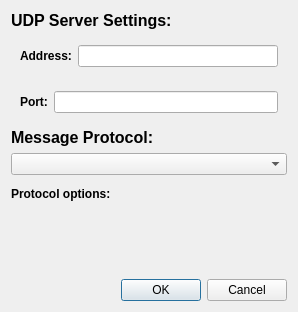
Qt form plotjuggler_plugins/DataStreamUDP/udp_server.ui (ros2-gbp/plotjuggler-release) before a commit.
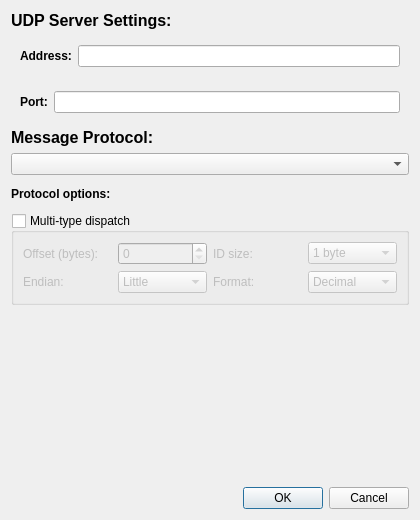
The same form after that commit. Custom widgets are drawn as their Qt base class.

Patch:
```diff
--- a/plotjuggler_plugins/DataStreamUDP/udp_server.ui
+++ b/plotjuggler_plugins/DataStreamUDP/udp_server.ui
@@ -6,10 +6,16 @@
    <rect>
     <x>0</x>
     <y>0</y>
-    <width>298</width>
-    <height>312</height>
+    <width>420</width>
+    <height>520</height>
    </rect>
   </property>
+  <property name="minimumSize">
+   <size>
+    <width>360</width>
+    <height>460</height>
+   </size>
+  </property>
   <property name="windowTitle">
    <string>UDP Server</string>
   </property>
@@ -119,6 +125,85 @@
      </layout>
     </widget>
    </item>
+   <item>
+    <widget class="QGroupBox" name="groupBoxDispatch">
+     <property name="title">
+      <string>Multi-type dispatch</string>
+     </property>
+     <property name="checkable">
+      <bool>true</bool>
+     </property>
+     <property name="checked">
+      <bool>false</bool>
+     </property>
+     <property name="toolTip">
+      <string>Strip a fixed-size type ID from the start of every datagram and pass it as topic name to the parser. Enables multi-type protobuf/JSON/etc. on a single UDP port when the publisher prepends a type identifier.</string>
+     </property>
+     <layout class="QGridLayout" name="gridLayoutDispatch">
+      <item row="0" column="0">
+       <widget class="QLabel" name="labelOffset">
+        <property name="text">
+         <string>Offset (bytes):</string>
+        </property>
+       </widget>
+      </item>
+      <item row="0" column="1">
+       <widget class="QSpinBox" name="spinBoxOffset">
+        <property name="minimum">
+         <number>0</number>
+        </property>
+        <property name="maximum">
+         <number>64</number>
+        </property>
+        <property name="value">
+         <number>0</number>
+        </property>
+       </widget>
+      </item>
+      <item row="0" column="2">
+       <widget class="QLabel" name="labelLength">
+        <property name="text">
+         <string>ID size:</string>
+        </property>
+       </widget>
+      </item>
+      <item row="0" column="3">
+       <widget class="QComboBox" name="comboBoxLength">
+        <item><property name="text"><string>1 byte</string></property></item>
+        <item><property name="text"><string>2 bytes</string></property></item>
+        <item><property name="text"><string>4 bytes</string></property></item>
+        <item><property name="text"><string>8 bytes</string></property></item>
+       </widget>
+      </item>
+      <item row="1" column="0">
+       <widget class="QLabel" name="labelEndian">
+        <property name="text">
+         <string>Endian:</string>
+        </property>
+       </widget>
+      </item>
+      <item row="1" column="1">
+       <widget class="QComboBox" name="comboBoxEndian">
+        <item><property name="text"><string>Little</string></property></item>
+        <item><property name="text"><string>Big</string></property></item>
+       </widget>
+      </item>
+      <item row="1" column="2">
+       <widget class="QLabel" name="labelDisplay">
+        <property name="text">
+         <string>Format:</string>
+        </property>
+       </widget>
+      </item>
+      <item row="1" column="3">
+       <widget class="QComboBox" name="comboBoxDisplay">
+        <item><property name="text"><string>Decimal</string></property></item>
+        <item><property name="text"><string>Hex</string></property></item>
+       </widget>
+      </item>
+     </layout>
+    </widget>
+   </item>
    <item>
     <spacer name="verticalSpacer">
      <property name="orientation">
@@ -141,6 +226,13 @@
    </item>
   </layout>
  </widget>
+ <customwidgets>
+  <customwidget>
+   <class>LineEdit</class>
+   <extends>QLineEdit</extends>
+   <header>PlotJuggler/line_edit.h</header>
+  </customwidget>
+ </customwidgets>
  <resources/>
  <connections/>
 </ui>
```
Left out of the diff: 4 changed lines with no effect on the pictures.
